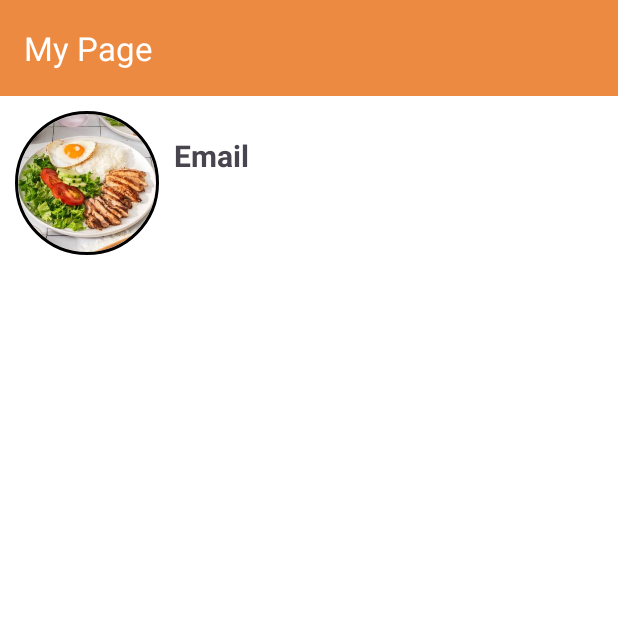
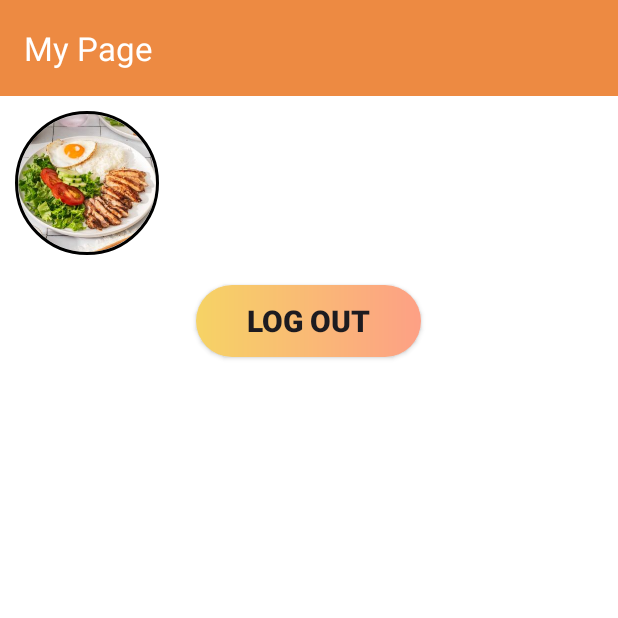
Before and after one commit to vietdinh083/Order-Food-App-, an Android app: the fragment MyPageFragment shown on its own in the app's theme, on a phone screen of 412 x 824 dp, the top half of it. Run offline under Robolectric (Android 15) with nearby library versions, the phone set to English and light mode, and no system bars; our stand-ins replace CircleImageView, Firebase (no records; nobody signed in at launch, a user with empty details on screens opened directly).

Commit message:
Logout Done

```diff
--- a/app/src/main/java/com/example/orderfood/Utils/Utils.kt
+++ b/app/src/main/java/com/example/orderfood/Utils/Utils.kt
@@ -1,6 +1,7 @@
 package com.example.orderfood.Utils
 
 import com.example.orderfood.model.CartModel
+import com.example.orderfood.model.MessageModel
 import com.example.orderfood.model.UserModel
 
 object Utils {
@@ -9,4 +10,6 @@ object Utils {
         listCart.add(cartModel)
     }
     var current_User = UserModel("","","")
+    val messageList = mutableListOf<MessageModel>()
+
 }
--- a/app/src/main/java/com/example/orderfood/fragment/ChatFragment.kt
+++ b/app/src/main/java/com/example/orderfood/fragment/ChatFragment.kt
@@ -11,6 +11,7 @@ import android.widget.ImageButton
 import androidx.recyclerview.widget.LinearLayoutManager
 import androidx.recyclerview.widget.RecyclerView
 import com.example.orderfood.R
+import com.example.orderfood.Utils.Utils
 import com.example.orderfood.adapter.RvMessageAdapter
 import com.example.testchatbot.ChatViewModel
 
@@ -34,7 +35,7 @@ class ChatFragment : Fragment(R.layout.fragment_chat){
             }else{
             chatViewModel.sendQuestion(message) {
                 adapter.notifyDataSetChanged()
-                rvMessage.scrollToPosition(chatViewModel.messageList.size - 1)
+                rvMessage.scrollToPosition(Utils.messageList.size - 1)
             }
             }
             edtMessage.setText("")
@@ -44,7 +45,7 @@ class ChatFragment : Fragment(R.layout.fragment_chat){
 
     @SuppressLint("NotifyDataSetChanged")
     private fun setRecycleViewAdapter() {
-        adapter = RvMessageAdapter(chatViewModel.messageList)
+        adapter = RvMessageAdapter(Utils.messageList)
         adapter.notifyDataSetChanged()
         rvMessage.adapter = adapter
         rvMessage.layoutManager = LinearLayoutManager(this.context)
--- a/app/src/main/java/com/example/orderfood/fragment/MyPageFragment.kt
+++ b/app/src/main/java/com/example/orderfood/fragment/MyPageFragment.kt
@@ -1,7 +1,22 @@
 package com.example.orderfood.fragment
 
+import android.content.Intent
+import android.os.Bundle
+import android.os.Handler
+import android.util.Log
+import android.view.View
+import android.widget.Button
+import android.widget.ProgressBar
+import android.widget.TextView
 import androidx.fragment.app.Fragment
+import androidx.recyclerview.widget.RecyclerView
 import com.example.orderfood.R
+import com.example.orderfood.Utils.Utils
+import com.example.orderfood.activity.LoginActivity
+import com.example.orderfood.activity.MainActivity
+import com.example.orderfood.model.UserModel
+import com.google.firebase.auth.FirebaseAuth
+import de.hdodenhof.circleimageview.CircleImageView
 
 // TODO: Rename parameter arguments, choose names that match
 // the fragment initialization parameters, e.g. ARG_ITEM_NUMBER
@@ -13,4 +28,50 @@ private const val ARG_PARAM2 = "param2"
  * Use the [MyPageFragment.newInstance] factory method to
  * create an instance of this fragment.
  */
-class MyPageFragment : Fragment(R.layout.fragment_my_page)
+@Suppress("DEPRECATION")
+class MyPageFragment : Fragment(R.layout.fragment_my_page) {
+    private lateinit var imgProfile: CircleImageView
+    private lateinit var txtEmail: TextView
+    private lateinit var recyclerView: RecyclerView
+    private lateinit var btnLogOut: Button
+    private lateinit var mAuth: FirebaseAuth
+    private lateinit var progressBar: ProgressBar
+
+    override fun onViewCreated(view: View, savedInstanceState: Bundle?) {
+        super.onViewCreated(view, savedInstanceState)
+        initView(view)
+        mAuth = FirebaseAuth.getInstance()
+        btnLogOutClickEvent()
+
+
+    }
+
+    private fun btnLogOutClickEvent() {
+        btnLogOut.setOnClickListener {
+            mAuth.signOut()
+
+           //refesh Utils current_User , listCart , messageList
+            progressBar.visibility = View.VISIBLE
+            Utils.current_User = UserModel("","","")
+            Utils.listCart.clear()
+            Utils.messageList.clear()
+            Handler().postDelayed({
+                progressBar.visibility = View.GONE
+                startActivity( Intent(requireContext(), LoginActivity::class.java))
+                requireActivity().finish()
+            }, 1000)
+
+
+        }
+    }
+
+    private fun initView(view: View) {
+        imgProfile = view.findViewById(R.id.imgProfile)
+        progressBar = view.findViewById(R.id.progress_bar)
+        txtEmail = view.findViewById(R.id.txtEmail)
+        txtEmail.text = Utils.current_User.email
+        recyclerView = view.findViewById(R.id.recyclerViewHistory)
+        btnLogOut = view.findViewById(R.id.btnLogOut)
+
+    }
+}
--- a/app/src/main/res/layout/fragment_my_page.xml
+++ b/app/src/main/res/layout/fragment_my_page.xml
@@ -10,6 +10,7 @@
     <RelativeLayout
         android:layout_width="match_parent"
         android:layout_height="match_parent"
+        android:paddingBottom="60dp"
         tools:ignore="UselessParent">
 
 
@@ -37,17 +38,16 @@
 
 
             </RelativeLayout>
-
-
         </com.google.android.material.appbar.AppBarLayout>
 
         <androidx.constraintlayout.widget.ConstraintLayout
+            android:id="@+id/layoutProfile"
             android:layout_width="match_parent"
             android:layout_height="wrap_content"
             android:layout_below="@id/app_bar"
             android:layout_margin="10sp">
 
-            <de.hdodenhof.circleimageview.CircleImageView xmlns:app="http://schemas.android.com/apk/res-auto"
+            <de.hdodenhof.circleimageview.CircleImageView
                 android:id="@+id/imgProfile"
                 android:layout_width="96dp"
                 android:layout_height="96dp"
@@ -58,6 +58,7 @@
                 app:layout_constraintTop_toTopOf="parent" />
 
             <TextView
+                android:id="@+id/txtEmail"
                 android:layout_width="wrap_content"
                 android:layout_height="wrap_content"
                 android:layout_alignEnd="@+id/imgProfile"
@@ -72,6 +73,47 @@
 
         </androidx.constraintlayout.widget.ConstraintLayout>
 
+        <androidx.core.widget.NestedScrollView
+            android:id="@+id/scrollView2"
+            android:layout_width="match_parent"
+            android:layout_height="match_parent"
+            android:layout_below="@+id/layoutProfile">
+
+            <LinearLayout
+                android:layout_width="match_parent"
+                android:layout_height="match_parent"
+                android:orientation="vertical">
+
+                <androidx.recyclerview.widget.RecyclerView
+                    android:id="@+id/recyclerView"
+                    android:layout_width="match_parent"
+                    android:layout_height="wrap_content" />
+
+                <androidx.appcompat.widget.AppCompatButton
+                    android:id="@+id/btnLogOut"
+                    android:layout_width="150dp"
+                    android:layout_height="wrap_content"
+                    android:layout_gravity="center"
+                    android:layout_marginTop="10dp"
+                    android:layout_marginBottom="10dp"
+                    android:background="@drawable/custom_button"
+                    android:text="@string/log_out"
+                    android:textSize="20sp"
+                    android:textStyle="bold" />
+
+
+            </LinearLayout>
+        </androidx.core.widget.NestedScrollView>
+        <ProgressBar
+            android:id="@+id/progress_bar"
+            android:layout_width="wrap_content"
+            android:visibility="gone"
+            android:layout_gravity="center"
+            android:indeterminateTint="@color/yellow"
+            android:layout_centerInParent="true"
+            android:elevation="10dp"
+            android:layout_height="wrap_content"/>
+
     </RelativeLayout>
 
 
--- a/app/src/main/res/values/strings.xml
+++ b/app/src/main/res/values/strings.xml
@@ -47,6 +47,7 @@
     <string name="reset_password">Reset Password</string>
     <string name="write_message">Write message</string>
     <string name="my_page">My Page</string>
+    <string name="log_out">Log out</string>
     <string-array name="pay_method_array">
         <item>Cash</item>
         <item>Credit Card</item>
```
Also changed, not shown: app/src/main/java/com/example/orderfood/ChatBotPackage/ChatViewModel.kt (+13 -10 lines).
